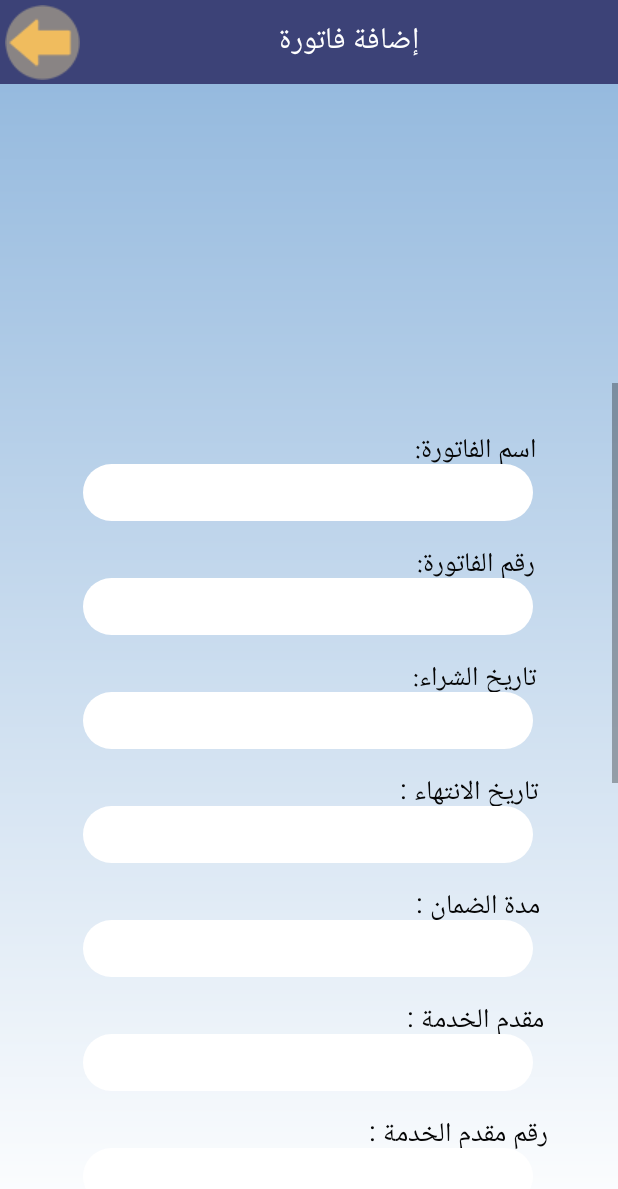
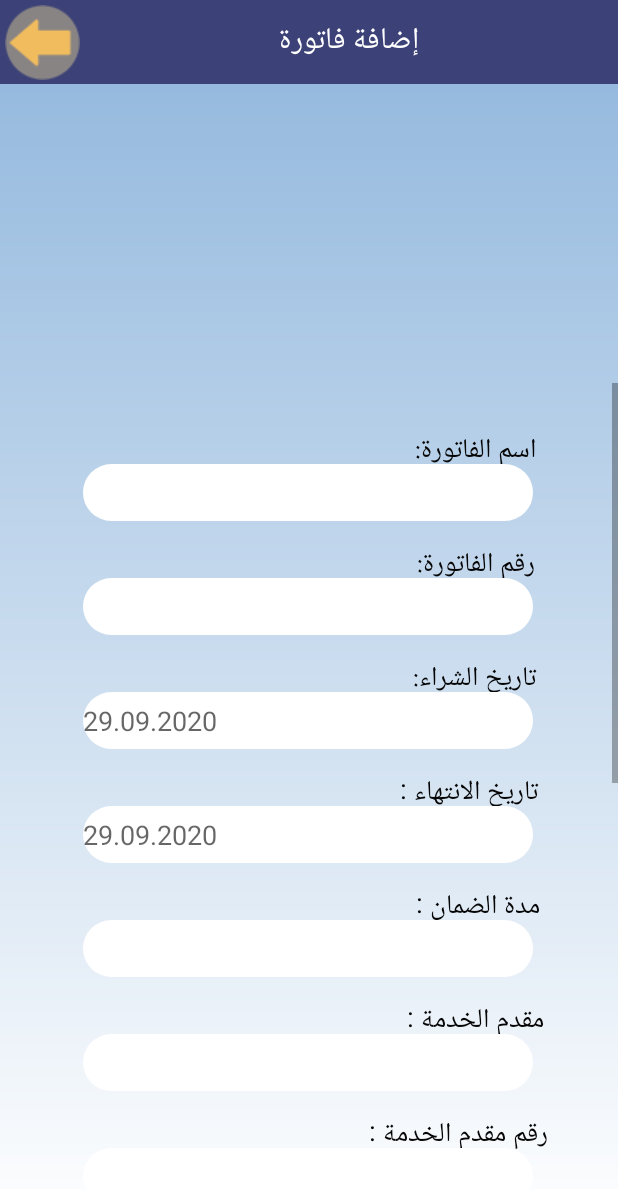
Before and after one commit to shadenos/finalkeepit, an Android app: the addDoc2Activity screen opened directly, with no data from a screen before it, on a phone screen of 412 x 824 dp. Shown: the top 1189 px of the screen. Run offline under Robolectric (Android 15) with nearby library versions, the phone set to English and light mode, and no system bars; 1 statement that could not run was skipped.

Commit message:
alla akbar

```diff
--- a/app/src/main/res/layout/activity_add_doc2.xml
+++ b/app/src/main/res/layout/activity_add_doc2.xml
@@ -91,7 +91,7 @@
                     app:layout_constraintVertical_bias="0.307" />
 
                 <EditText
-                    android:id="@+id/name"
+                    android:id="@+id/name55"
                     android:layout_width="300dp"
                     android:layout_height="38dp"
                     android:background="@drawable/round4"
@@ -169,16 +169,17 @@
                     android:layout_height="38dp"
                     android:background="@drawable/round4"
                     android:inputType="textPersonName"
+                    android:hint="29.09.2020"
                     android:lines="1"
                     android:maxLines="1"
                     android:textColor="#131111"
                     android:textSize="18sp"
                     app:layout_constraintBottom_toBottomOf="parent"
                     app:layout_constraintEnd_toEndOf="parent"
-                    app:layout_constraintHorizontal_bias="0.49"
+                    app:layout_constraintHorizontal_bias="0.493"
                     app:layout_constraintStart_toStartOf="parent"
                     app:layout_constraintTop_toTopOf="@+id/toolbar8"
-                    app:layout_constraintVertical_bias="0.814"
+                    app:layout_constraintVertical_bias="1.0"
                     tools:ignore="NotSibling" />
             </androidx.constraintlayout.widget.ConstraintLayout>
 
@@ -210,6 +211,7 @@
                     android:background="@drawable/round4"
                     android:inputType="textPersonName"
                     android:lines="1"
+                    android:hint="29.09.2020"
                     android:maxLines="1"
                     android:textColor="#ffffff"
                     android:textSize="18sp"
@@ -280,7 +282,7 @@
                     app:layout_constraintVertical_bias="0.307" />
 
                 <EditText
-                    android:id="@+id/textView00w42"
+                    android:id="@+id/name"
                     android:layout_width="300dp"
                     android:layout_height="38dp"
                     android:background="@drawable/round4"
```
